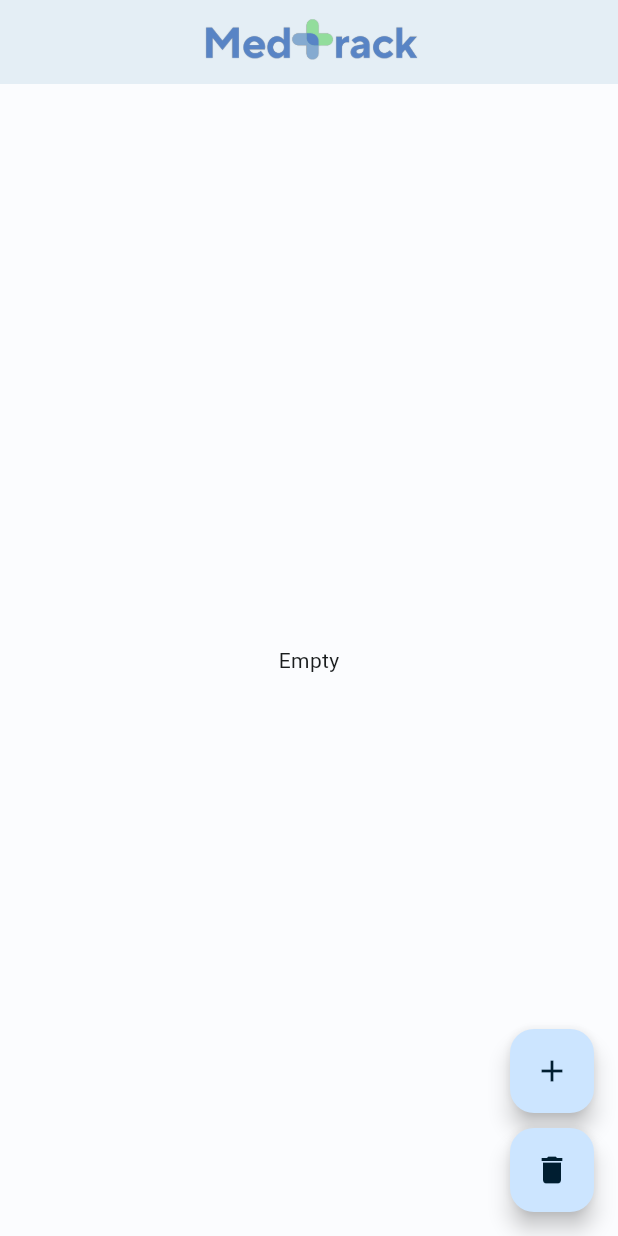
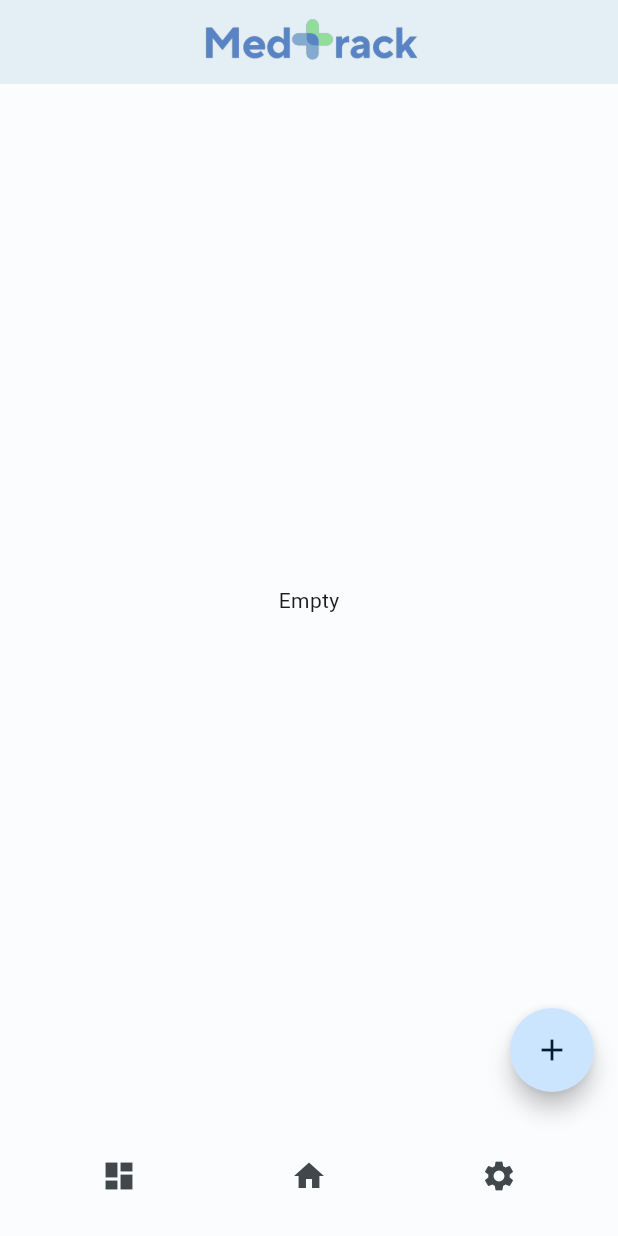
Before and after one commit to TaigoI/MedtrackApp, a Flutter app: the screen it shows after launch, on a phone screen of 412 x 824 dp. Run offline on Flutter 3.47's test engine with Material 2 defaults, Android fonts, the phone set to English and light mode, and no system bars; drawn by our look-alikes of flutter_speed_dial; our stand-ins replace hive, hive_flutter, qr_flutter, settings_ui, share; missing offline and left inert: alarm, flutter_barcode_scanner, mobile_scanner; accounts and stored records are empty; statements that could not run were skipped.

Commit message:
Add bottom bar, FAB, settings and qrcode routes

```diff
--- a/lib/pages/home_page.dart
+++ b/lib/pages/home_page.dart
@@ -1,5 +1,6 @@
 import 'package:flutter/material.dart';
 import 'package:hive_flutter/hive_flutter.dart';
+import 'package:flutter_speed_dial/flutter_speed_dial.dart';
 import 'package:medtrack/pages/medication_page.dart';
 
 import '../models/medication.dart';
@@ -10,6 +11,9 @@ import 'package:alarm/alarm.dart';
 
 import 'package:medtrack/services/alarms_service.dart';
 import 'package:medtrack/pages/ring_page.dart';
+import 'package:medtrack/pages/read_json.dart';
+import 'package:medtrack/pages/settings_page.dart';
+
 
 DateTime goalTime = DateTime.now().add(const Duration(seconds: 10));
 
@@ -23,6 +27,7 @@ class Home extends StatefulWidget {
 
 class _HomeState extends State<Home> {
   final _medicationBox = Hive.box('medication');
+  final QRCodeScanner _qrCodeScanner = QRCodeScanner();
 
   late List<AlarmSettings> alarms;
   static StreamSubscription? subscription;
@@ -104,24 +109,91 @@ class _HomeState extends State<Home> {
             }
           },
         ),
+        // floatingActionButton: Column(
+        //     mainAxisAlignment: MainAxisAlignment.end,
+        //     children: <Widget>[
+        //         FloatingActionButton(
+        //           onPressed: () {
+        //             Navigator.push(
+        //               context,
+        //               MaterialPageRoute(builder: (context) => MedicationPage(medication: Medication.empty(), isNew: true,)),
+        //             );
+        //           },
+        //           child: const Icon(Icons.add),
+        //         ),
+        //         const SizedBox(height: 10),
+        //         FloatingActionButton(
+        //           onPressed: () async {
+        //             await _clearStorage();
+        //           },
+        //           child: const Icon(Icons.delete),
+        //         ),
+        //         FloatingActionButton(
+        //           onPressed: () async {
+        //             await _qrCodeScanner.scanQRCode();
+        //           },
+        //           child: const Icon(Icons.qr_code),
+        //         ),
+        //     ]
+        // ),
+        bottomNavigationBar: BottomAppBar(
+          child: Row(
+            mainAxisAlignment: MainAxisAlignment.spaceAround,
+            children: [
+              IconButton(
+                icon: Icon(Icons.dashboard),
+                onPressed: () {},
+              ),
+              IconButton(
+                icon: Icon(Icons.home),
+                onPressed: () {},
+              ),
+              IconButton(
+                icon: Icon(Icons.settings),
+                onPressed: () {
+                  Navigator.push(
+                    context,
+                    MaterialPageRoute(builder: (context) => Settings()),
+                  );
+                },
+              ),
+            ],
+          ),
+        ),
         floatingActionButton: Column(
             mainAxisAlignment: MainAxisAlignment.end,
             children: <Widget>[
-                FloatingActionButton(
-                  onPressed: () {
+              SpeedDial(
+                child: const Icon(Icons.add),
+                children: [
+                  SpeedDialChild(
+                    shape: CircleBorder(),
+                    child: const Icon(Icons.delete),
+                    label: 'Excluir alarmes',
+                    onTap: () {
+                      _clearStorage();
+                    },
+                  ),
+                  SpeedDialChild(
+                    shape: CircleBorder(),
+                    child: const Icon(Icons.receipt),
+                    label: 'Adicionar medicamentos',
+                    onTap: () {
                       Navigator.push(
                         context,
                         MaterialPageRoute(builder: (context) => MedicationPage(medication: Medication.empty(), isNew: true,)),
                       );
                     },
-                  child: const Icon(Icons.add),
                   ),
-                const SizedBox(height: 10),
-                FloatingActionButton(
-                  onPressed: () async {
-                    await _clearStorage();
+                  SpeedDialChild(
+                    shape: CircleBorder(),
+                    child: const Icon(Icons.qr_code),
+                    label: 'Importar nova receita',
+                    onTap: () async {
+                      await _qrCodeScanner.scanQRCode();
                     },
-                  child: const Icon(Icons.delete),
+                  ),
+                ],
               ),
             ]
         )
--- a/pubspec.yaml
+++ b/pubspec.yaml
@@ -20,6 +20,9 @@ dependencies:
   path_provider: ^2.0.14
   share: ^2.0.4
   mobile_scanner: ^3.2.0
+  flutter_barcode_scanner: ^2.0.0
+  settings_ui: ^2.0.2
+  flutter_speed_dial: ^6.2.0
 
 dev_dependencies:
   flutter_test:
```
Also changed, not shown: lib/main.dart (+19 -0 lines), lib/models/settings.dart (added, +60 -0 lines), lib/pages/read_json.dart (added, +37 -0 lines), lib/pages/settings_page.dart (added, +166 -0 lines). Lines whose indentation alone changed are shown as unchanged.
